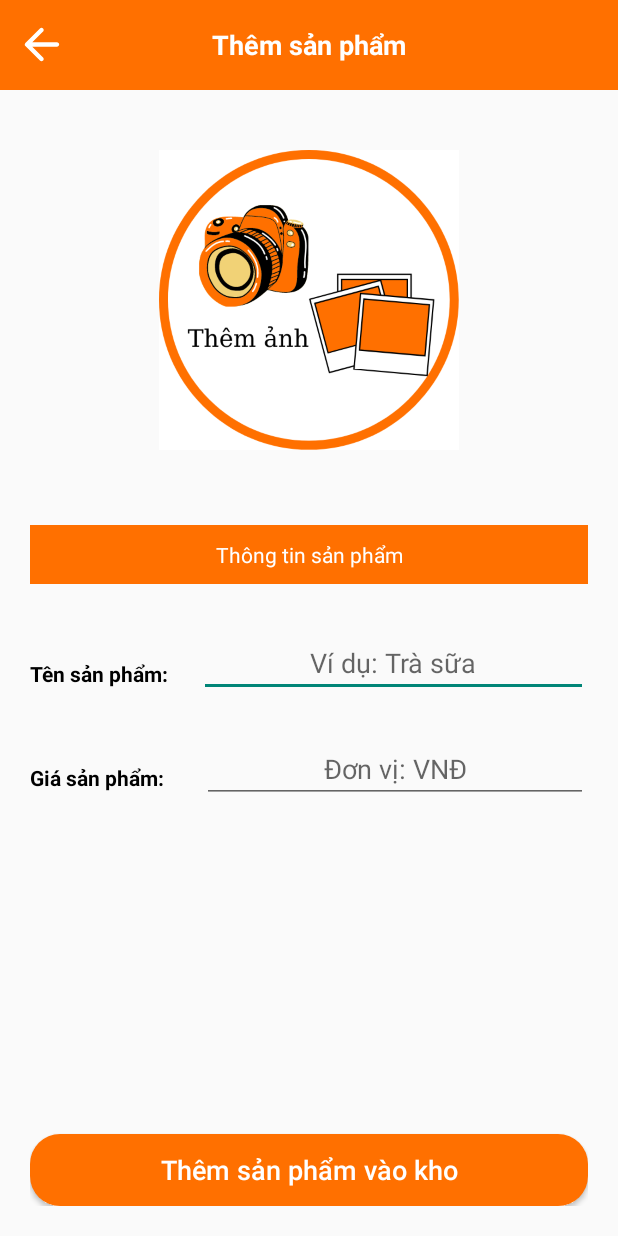
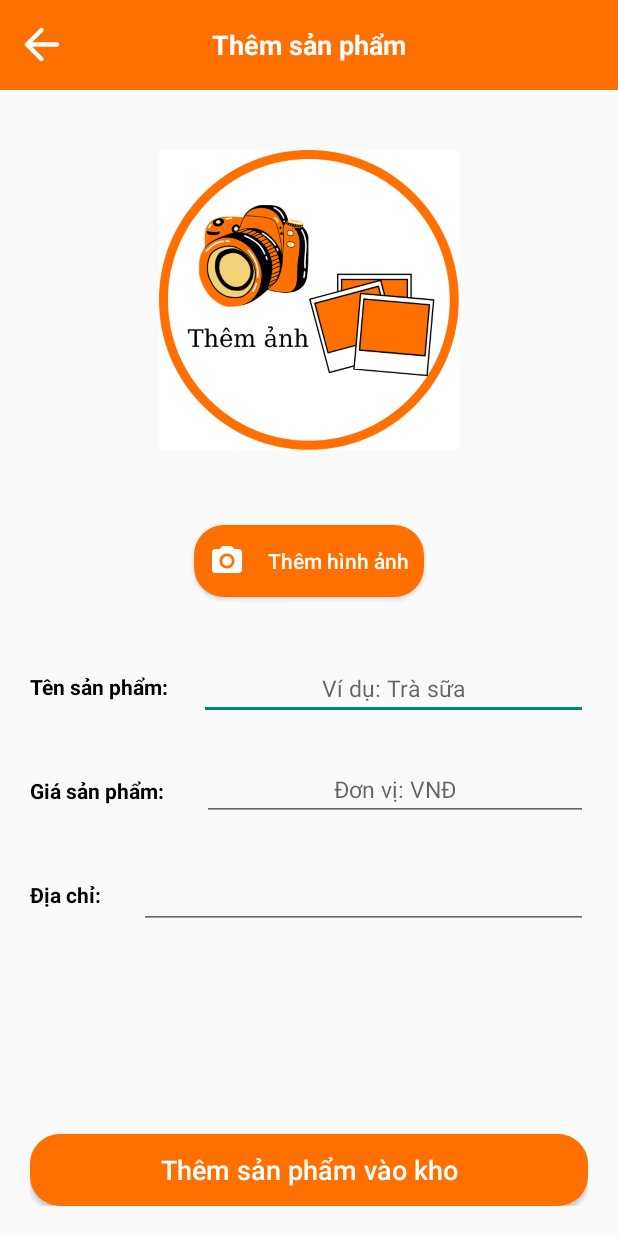
Before and after one commit to LeCongTung/FoodyApp, an Android app: the AddProduct screen opened directly, with no data from a screen before it, on a phone screen of 412 x 824 dp. Run offline under Robolectric (Android 15) with nearby library versions, the phone set to English and light mode, and no system bars; libraries missing offline, so code that uses them is left out: com.theartofdev.edmodo.

Commit message:
Event | Add an item (Fix)

```diff
--- a/app/src/main/java/com/example/foodyapp/AddProduct.java
+++ b/app/src/main/java/com/example/foodyapp/AddProduct.java
@@ -29,7 +29,7 @@ public class AddProduct extends AppCompatActivity {
    //view
     private ImageView btnback, showImg;
     private EditText inputName, inputCost;
-    private Button btnaddImg, btnaddProduct;
+    private Button btnaddImage, btnaddProduct;
     private SQLiteHelperMT dbMT;
 
     //permission constants
@@ -60,12 +60,13 @@ public class AddProduct extends AppCompatActivity {
         //Init View
         inputName = (EditText) findViewById(R.id.nameP);
         inputCost = (EditText) findViewById(R.id.costP);
+        showImg = (ImageView) findViewById(R.id.imgProduct);
 
         sqlite = new SQLiteHelperMT(this);
 
         //Event: Click btnaddImage to adds an image
-        showImg = (ImageView) findViewById(R.id.imgProduct);
-        showImg.setOnClickListener(new View.OnClickListener() {
+        btnaddImage = (Button) findViewById(R.id.btnaddImage);
+        btnaddImage.setOnClickListener(new View.OnClickListener() {
             @Override
             public void onClick(View view) {
                 imagePickDialog();
--- a/app/src/main/res/layout/activity_add_product.xml
+++ b/app/src/main/res/layout/activity_add_product.xml
@@ -55,20 +55,23 @@
             android:layout_marginTop="20dp"
             android:src="@drawable/addimage" />
 
-        <TextView
+        <Button
             android:id="@+id/btnaddImage"
-            android:layout_width="match_parent"
+            android:layout_width="wrap_content"
             android:layout_height="wrap_content"
             android:layout_below="@id/imgProduct"
             android:layout_centerHorizontal="true"
 
             android:layout_marginTop="50dp"
+            android:background="@drawable/bg_orange_btn"
+
+            android:drawableLeft="@drawable/ic_camera"
+            android:drawablePadding="15dp"
             android:padding="10dp"
 
-            android:background="@color/mainColor"
-
-            android:text="Thông tin sản phẩm"
+            android:text="Thêm hình ảnh"
             android:textAlignment="center"
+            android:textAllCaps="false"
             android:textColor="@color/white" />
 
 <!--        Product Name-->
@@ -90,12 +93,14 @@
             android:layout_height="wrap_content"
             android:layout_below="@id/btnaddImage"
             android:layout_alignParentRight="true"
+            android:layout_toRightOf="@id/titleName"
+
             android:layout_marginStart="20dp"
+            android:layout_marginTop="40dp"
 
-            android:layout_marginTop="30dp"
-            android:layout_toRightOf="@id/titleName"
             android:hint="Ví dụ: Trà sữa"
-            android:textAlignment="center"/>
+            android:textAlignment="center"
+            android:textSize="15sp" />
 
 <!--        Product Cost-->
         <TextView
@@ -113,16 +118,44 @@
             android:id="@+id/costP"
             android:layout_width="match_parent"
             android:layout_height="wrap_content"
-            android:layout_toRightOf="@id/titleCost"
             android:layout_below="@id/nameP"
             android:layout_alignParentRight="true"
+            android:layout_toRightOf="@id/titleCost"
 
+            android:layout_marginStart="25dp"
             android:layout_marginTop="25dp"
-            android:layout_marginStart="25dp"
 
             android:hint="Đơn vị: VNĐ"
-            android:textAlignment="center"/>
+            android:textAlignment="center"
+            android:textSize="15sp"/>
 
+<!--        Product Cost-->
+        <TextView
+            android:id="@+id/titleLocation"
+            android:layout_width="wrap_content"
+            android:layout_height="wrap_content"
+            android:layout_below="@id/titleCost"
+
+            android:layout_marginTop="50dp"
+            android:text="Địa chỉ:"
+            android:textColor="@color/black"
+            android:textStyle="bold"/>
+
+        <EditText
+            android:id="@+id/locationP"
+            android:layout_width="match_parent"
+            android:layout_height="wrap_content"
+            android:layout_below="@id/costP"
+            android:layout_alignParentRight="true"
+            android:layout_toRightOf="@id/titleLocation"
+
+            android:layout_marginStart="25dp"
+            android:layout_marginTop="30dp"
+
+            android:textAlignment="center"
+            android:textSize="15sp"/>
+
+<!--        Add products-->
         <Button
             android:id="@+id/btnaddProduct"
             android:layout_width="match_parent"
```
